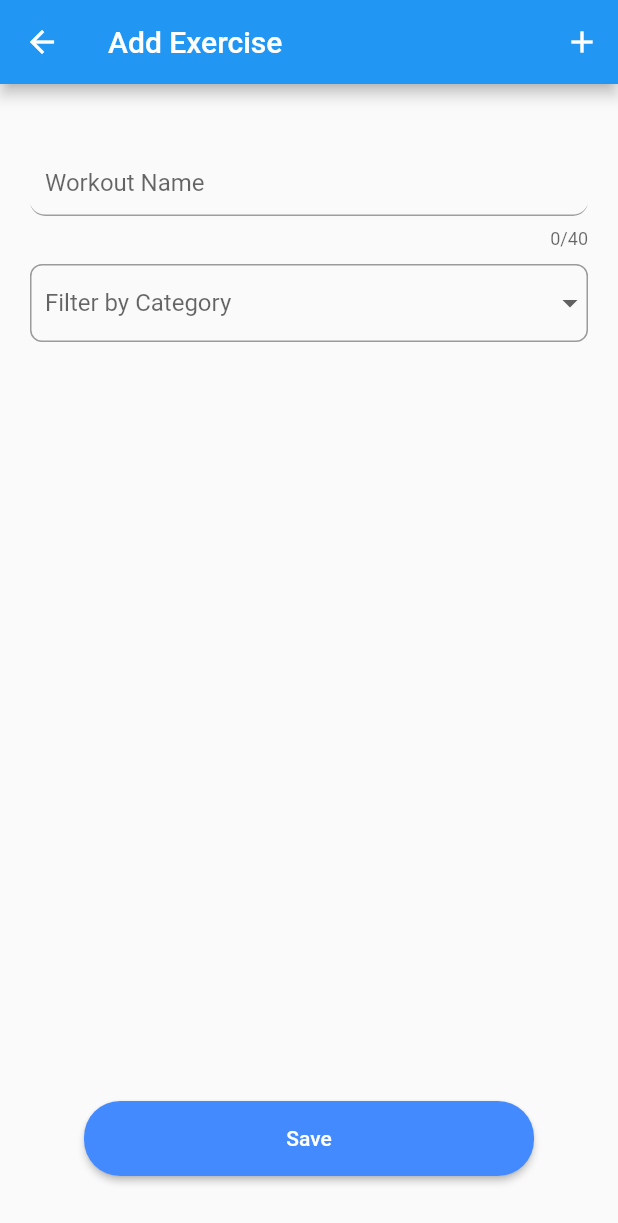
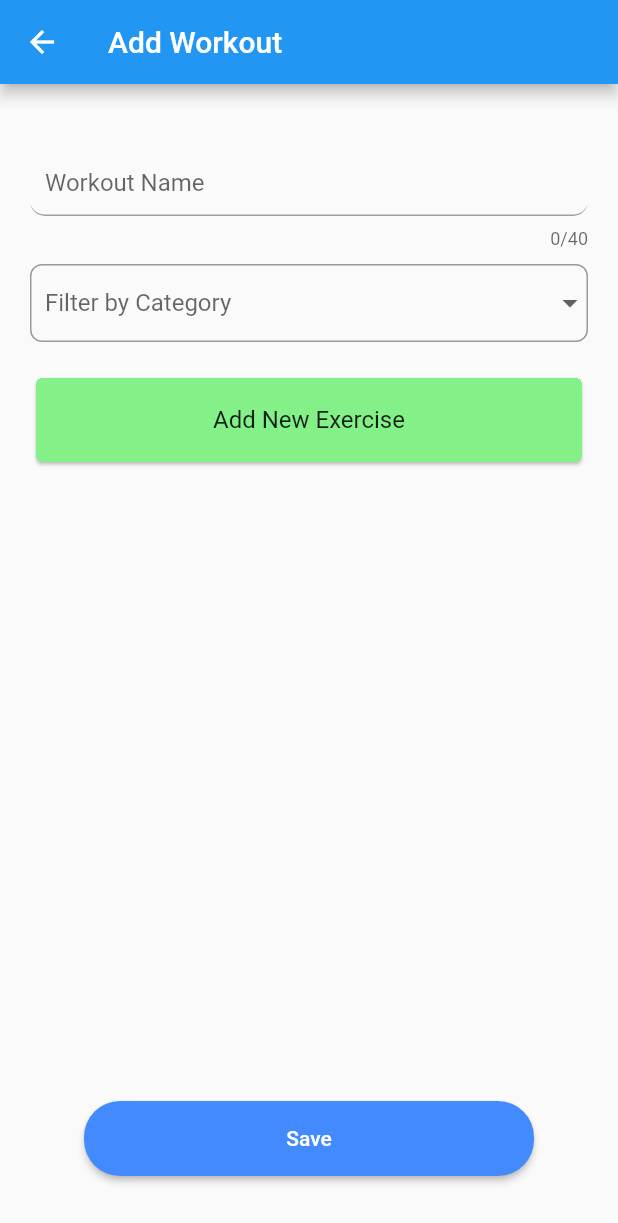
Before and after one commit to EmilsLipsans/sets_and_reps, a Flutter app: the CreateWorkoutRoute screen opened directly, on a phone screen of 412 x 824 dp. Shown: the top 1223 px of the screen. Run offline on Flutter 3.47's test engine with Material 2 defaults, Android fonts, the phone set to English and light mode, and no system bars; our stand-ins replace cloud_firestore, dropdown_button2, firebase_auth, firebase_core, google_fonts, table_calendar; missing offline and left inert: firebase_ui_auth; accounts and stored records are empty.

Commit message:
Add filter, upgrade card ui

```diff
--- a/lib/main.dart
+++ b/lib/main.dart
@@ -208,7 +208,7 @@ class ApplicationState extends ChangeNotifier {
       if (user != null) {
         _loggedIn = true;
         _exreciseListSubscription = FirebaseFirestore.instance
-            .collection('workouts')
+            .collection('exerices')
             .orderBy('timestamp', descending: true)
             .snapshots()
             .listen((snapshot) {
@@ -217,7 +217,8 @@ class ApplicationState extends ChangeNotifier {
             _exreciseList.add(
               Exrecises(
                 name: document.data()['name'] as String,
-                message: document.data()['text'] as String,
+                message: document.data()['url'] as String,
+                category: document.data()['category'] as int,
               ),
             );
           }
--- a/lib/pages/create_workout.dart
+++ b/lib/pages/create_workout.dart
@@ -20,22 +20,7 @@ class CreateWorkoutRouteState extends State<CreateWorkoutRoute> {
   Widget build(BuildContext context) {
     return Scaffold(
       appBar: AppBar(
-        actions: <Widget>[
-          IconButton(
-            icon: const Icon(
-              Icons.add,
-              color: Colors.white,
-            ),
-            onPressed: () {
-              Navigator.push(
-                context,
-                MaterialPageRoute(
-                    builder: (context) => const CreateExerciseRoute()),
-              );
-            },
-          )
-        ],
-        title: const Text('Add Exercise'),
+        title: const Text('Add Workout'),
       ),
       resizeToAvoidBottomInset: true,
       body: Consumer<ApplicationState>(
@@ -55,9 +40,11 @@ class CreateWorkoutRouteState extends State<CreateWorkoutRoute> {
 }
 
 class Exrecises {
-  Exrecises({required this.name, required this.message});
+  Exrecises(
+      {required this.name, required this.message, required this.category});
   final String name;
   final String message;
+  final int category;
 }
 
 class NewWorkout extends StatefulWidget {
@@ -74,10 +61,52 @@ class NewWorkout extends StatefulWidget {
 }
 
 class _NewWorkoutState extends State<NewWorkout> {
+  Widget exercisesCards(){
+    return Card(
+                            clipBehavior: Clip.hardEdge,
+                            child: ListTile(
+                              leading: IconButton(
+                                icon: Icon(
+                                  Icons.add_circle_rounded,
+                                  color: Colors.blueAccent,
+                                ),
+                                onPressed: () => print('select'),
+                              ),
+                              title: Text(
+                                  '${message.name}: ${message.message}: ${message.category}'),
+                              trailing: PopupMenuButton(
+                                shape: RoundedRectangleBorder(
+                                  borderRadius: BorderRadius.all(
+                                    Radius.circular(8.0),
+                                  ),
+                                ),
+                                icon: Icon(
+                                  Icons.more_vert,
+                                ),
+                                itemBuilder: (BuildContext context) =>
+                                    <PopupMenuEntry>[
+                                  const PopupMenuItem(
+                                    child: Text('Details'),
+                                  ),
+                                  PopupMenuDivider(),
+                                  const PopupMenuItem(
+                                    child: Text('Edit'),
+                                  ),
+                                  PopupMenuDivider(),
+                                  const PopupMenuItem(
+                                    child: Text('Delete'),
+                                  ),
+                                ],
+                              ),
+                            ),
+                          ),
+
+  }
   final _formKey = GlobalKey<FormState>(debugLabel: '_NewWorkoutState');
   final _nameController = TextEditingController();
   String? selectedValue;
   static const List<String> items = [
+    'All',
     'Abs',
     'Back',
     'Biceps',
@@ -167,11 +196,12 @@ class _NewWorkoutState extends State<NewWorkout> {
                 height: 20,
               ),
               SizedBox(
-                height: 200,
+                height: 280,
                 child: ListView(
                   scrollDirection: Axis.vertical,
                   shrinkWrap: true,
                   children: <Widget>[
+                    if (selectedValue == null || selectedValue == 'All') ...[
                       for (var message in widget.messages)
                         Card(
                           clipBehavior: Clip.hardEdge,
@@ -181,8 +211,71 @@ class _NewWorkoutState extends State<NewWorkout> {
                               debugPrint('Card tapped.');
                             },
                             child: ListTile(
-                            title: Text('${message.name}: ${message.message}'),
+                              title: Text(
+                                  '${message.name}: ${message.message}: ${message.category}'),
                               trailing: Icon(Icons.more_vert),
+                            ),
+                          ),
+                        ),
+                    ] else
+                      for (var message in widget.messages)
+                        if (message.category ==
+                            filterByItemPos(selectedValue as String, items))
+                          Card(
+                            clipBehavior: Clip.hardEdge,
+                            child: ListTile(
+                              leading: IconButton(
+                                icon: Icon(
+                                  Icons.add_circle_rounded,
+                                  color: Colors.blueAccent,
+                                ),
+                                onPressed: () => print('select'),
+                              ),
+                              title: Text(
+                                  '${message.name}: ${message.message}: ${message.category}'),
+                              trailing: PopupMenuButton(
+                                shape: RoundedRectangleBorder(
+                                  borderRadius: BorderRadius.all(
+                                    Radius.circular(8.0),
+                                  ),
+                                ),
+                                icon: Icon(
+                                  Icons.more_vert,
+                                ),
+                                itemBuilder: (BuildContext context) =>
+                                    <PopupMenuEntry>[
+                                  const PopupMenuItem(
+                                    child: Text('Details'),
+                                  ),
+                                  PopupMenuDivider(),
+                                  const PopupMenuItem(
+                                    child: Text('Edit'),
+                                  ),
+                                  PopupMenuDivider(),
+                                  const PopupMenuItem(
+                                    child: Text('Delete'),
+                                  ),
+                                ],
+                              ),
+                            ),
+                          ),
+                    Card(
+                      clipBehavior: Clip.hardEdge,
+                      child: InkWell(
+                        splashColor: Color.fromARGB(255, 1, 179, 7),
+                        onTap: () {
+                          Navigator.push(
+                            context,
+                            MaterialPageRoute(
+                                builder: (context) =>
+                                    const CreateExerciseRoute()),
+                          );
+                        },
+                        child: ListTile(
+                          tileColor: Color.fromARGB(255, 131, 241, 135),
+                          title: Center(
+                            child: Text('Add New Exercise'),
+                          ),
                         ),
                       ),
                     ),
--- a/lib/pages/home.dart
+++ b/lib/pages/home.dart
@@ -1,4 +1,5 @@
 import 'package:flutter/material.dart';
+import 'package:gtk_flutter/pages/create_exercise.dart';
 import 'package:gtk_flutter/pages/start_workout.dart';
 
 class HomePage extends StatelessWidget {
@@ -13,7 +14,7 @@ class HomePage extends StatelessWidget {
               Navigator.push(
                 context,
                 MaterialPageRoute(
-                    builder: (context) => const StartWorkoutRoute()),
+                    builder: (context) => const CreateExerciseRoute()),
               );
             },
             tooltip: 'Start Workout',
```
Also changed, not shown: lib/utils/dropdown.dart (+9 -0 lines), lib/utils/firebase.dart (deleted, +0 -37 lines). Lines whose indentation alone changed are shown as unchanged.
